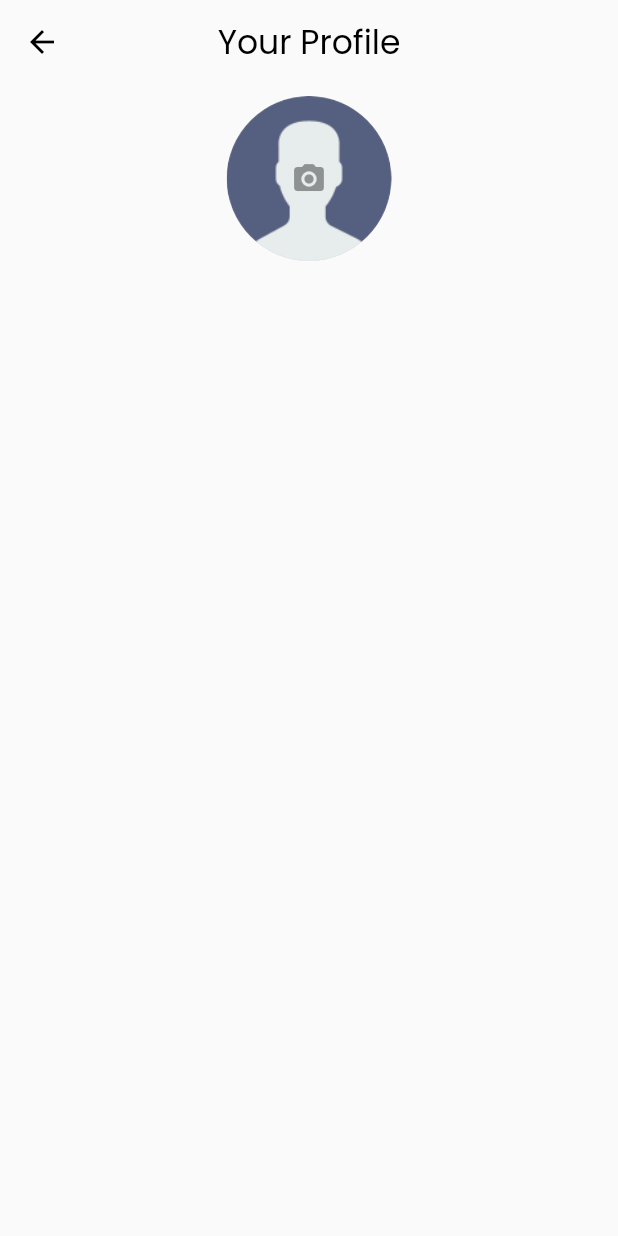
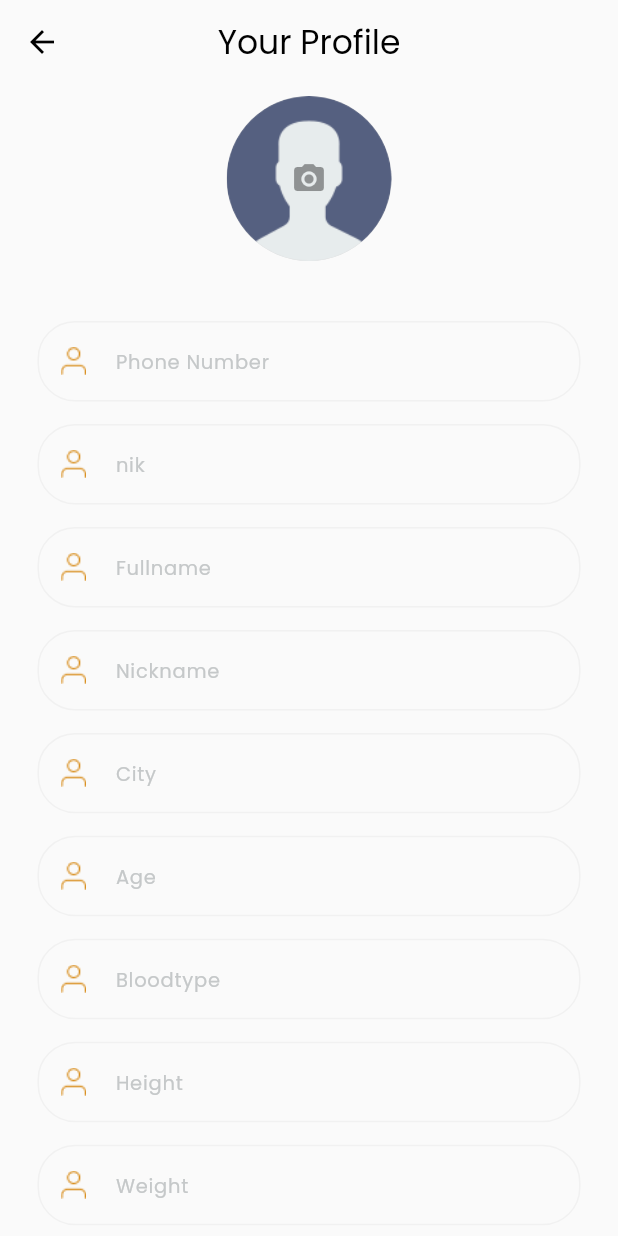
Before and after one commit to Versa-Morph/mobile-jakarta-smart, a Flutter app: the AddProfilePage screen opened by its route, on a phone screen of 412 x 824 dp. Run offline on Flutter 3.47's test engine with Material 3 defaults, Android fonts, the phone set to English and light mode, and no system bars; our stand-ins replace equatable, flutter_bloc, geocoding, geolocator, google_maps_flutter, image_picker and 3 more; missing offline and left inert: flutter_polyline_points, pulsator; accounts and stored records are empty.

Commit message:
onProgress add profile page

```diff
--- a/lib/views/home/profile/add_profile/add_profile_page.dart
+++ b/lib/views/home/profile/add_profile/add_profile_page.dart
@@ -1,6 +1,7 @@
 import 'dart:io';
 import 'package:flutter/material.dart';
 import 'package:image_picker/image_picker.dart';
+import 'package:smart_jakarta/views/home/profile/add_profile/widgets/custom_profile_textfield.dart';
 
 class AddProfilePage extends StatefulWidget {
   const AddProfilePage({super.key});
@@ -14,7 +15,9 @@ class _AddProfilePageState extends State<AddProfilePage> {
   @override
   Widget build(BuildContext context) {
     return Scaffold(
+      resizeToAvoidBottomInset: false,
       appBar: AppBar(
+        scrolledUnderElevation: 0.0,
         title: const Text('Your Profile'),
         centerTitle: true,
       ),
@@ -23,6 +26,7 @@ class _AddProfilePageState extends State<AddProfilePage> {
           padding: const EdgeInsets.symmetric(horizontal: 25, vertical: 8),
           child: Column(
             children: [
+              /// Profile picture section
               Center(
                 child: GestureDetector(
                   onTap: () {
@@ -45,7 +49,89 @@ class _AddProfilePageState extends State<AddProfilePage> {
                           ),
                   ),
                 ),
-              )
+              ),
+
+              const SizedBox(height: 40),
+
+              /// Form Phonenumber
+              CustomProfileTextfield(
+                hintText: 'Phone Number',
+                prefixImgPath: 'assets/icons/profile_icon.png',
+              ),
+
+              const SizedBox(height: 15),
+
+              /// Form NIK
+              CustomProfileTextfield(
+                hintText: 'nik',
+                prefixImgPath: 'assets/icons/profile_icon.png',
+              ),
+
+              const SizedBox(height: 15),
+
+              /// Form Fullname
+              CustomProfileTextfield(
+                hintText: 'Fullname',
+                prefixImgPath: 'assets/icons/profile_icon.png',
+              ),
+
+              const SizedBox(height: 15),
+
+              /// Form Nickname
+              CustomProfileTextfield(
+                hintText: 'Nickname',
+                prefixImgPath: 'assets/icons/profile_icon.png',
+              ),
+
+              const SizedBox(height: 15),
+
+              /// Form City
+              CustomProfileTextfield(
+                hintText: 'City',
+                prefixImgPath: 'assets/icons/profile_icon.png',
+              ),
+
+              const SizedBox(height: 15),
+
+              /// Form Age
+              CustomProfileTextfield(
+                hintText: 'Age',
+                prefixImgPath: 'assets/icons/profile_icon.png',
+              ),
+
+              const SizedBox(height: 15),
+
+              /// Form Bloodtype
+              CustomProfileTextfield(
+                hintText: 'Bloodtype',
+                prefixImgPath: 'assets/icons/profile_icon.png',
+              ),
+
+              const SizedBox(height: 15),
+
+              /// Form Height
+              CustomProfileTextfield(
+                hintText: 'Height',
+                prefixImgPath: 'assets/icons/profile_icon.png',
+              ),
+
+              const SizedBox(height: 15),
+
+              /// Form Weight
+              CustomProfileTextfield(
+                hintText: 'Weight',
+                prefixImgPath: 'assets/icons/profile_icon.png',
+              ),
+
+              const SizedBox(height: 15),
+
+              /// Form Address
+              CustomProfileTextfield(
+                hintText: 'Address',
+                prefixImgPath: 'assets/icons/profile_icon.png',
+              ),
+
+              const SizedBox(height: 15),
             ],
           ),
         ),
--- /dev/null
+++ b/lib/views/home/profile/add_profile/widgets/custom_profile_textfield.dart
@@ -0,0 +1,46 @@
+import 'package:flutter/material.dart';
+
+class CustomProfileTextfield extends StatelessWidget {
+  const CustomProfileTextfield({
+    super.key,
+    required this.hintText,
+    required this.prefixImgPath,
+    this.textController,
+    this.obscureText,
+    this.validator,
+  });
+  final String prefixImgPath;
+  final String hintText;
+  final bool? obscureText;
+  final TextEditingController? textController;
+  final String? Function(String? value)? validator;
+
+  @override
+  Widget build(BuildContext context) {
+    return TextFormField(
+      controller: textController,
+      validator: validator,
+      obscureText: obscureText ?? false,
+      decoration: InputDecoration(
+        fillColor: const Color(0xffF1F1F1),
+        prefixIcon: Image.asset(
+          prefixImgPath,
+          color: const Color(0xffD99022),
+        ),
+        enabledBorder: OutlineInputBorder(
+          borderSide: const BorderSide(
+            color: Color(0xffF1F1F1),
+          ),
+          borderRadius: BorderRadius.circular(25),
+        ),
+        contentPadding: const EdgeInsets.all(10),
+        hintText: hintText,
+        hintStyle: const TextStyle(
+            color: Color(0xffC5C8C9),
+            fontSize: 13,
+            fontWeight: FontWeight.w400),
+        border: InputBorder.none,
+      ),
+    );
+  }
+}
```
